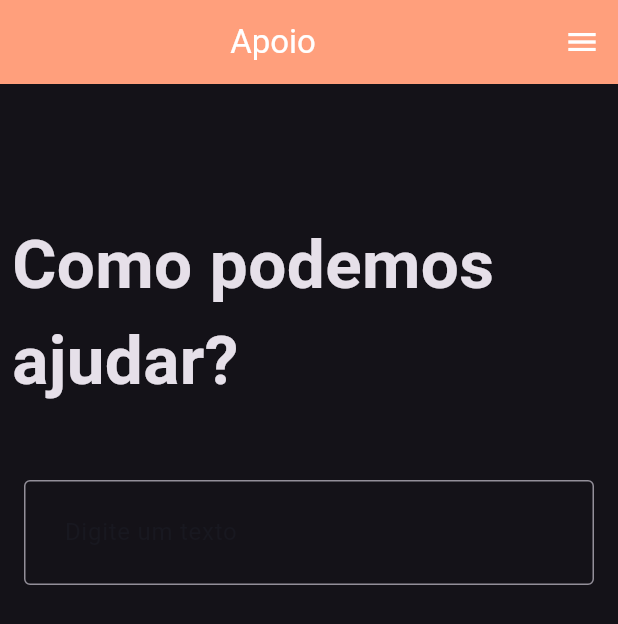
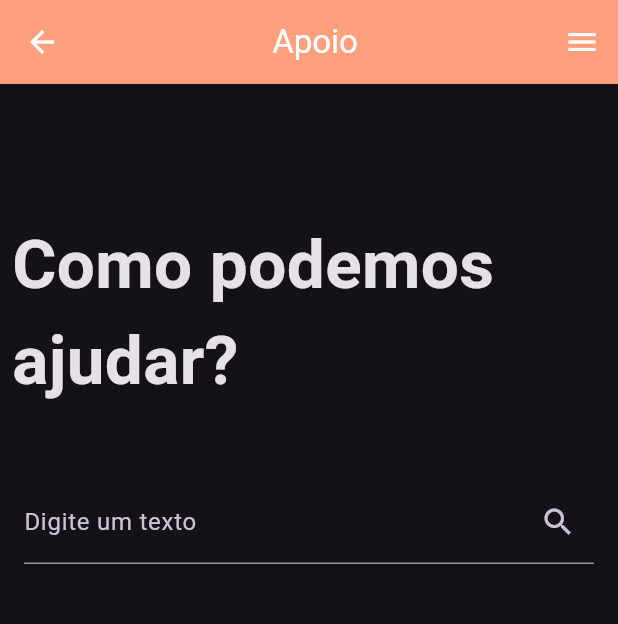
Before and after one commit to egaddini/ftchamados, a Flutter app: the HomeScreen screen opened by its route, on a phone screen of 412 x 824 dp. Shown: the top 624 px of the screen. Run offline on Flutter 3.47's test engine with Material 2 defaults, Android fonts, the phone set to English and light mode, and no system bars; drawn by our look-alikes of flutter_typeahead; our stand-ins replace dio, get, mask_text_input_formatter, shared_preferences; missing offline and left inert: blinking_text, validatorless; accounts and stored records are empty.

Commit message:
ajustes nos servicos de call,setor, prioridade

```diff
--- a/lib/app/features/pages/call/components/call_detail_page.dart
+++ b/lib/app/features/pages/call/components/call_detail_page.dart
@@ -37,7 +37,7 @@ class CallDetailPageState extends State<CallDetailPage> {
     _solicitanteC = TextEditingController(text: widget.call.solicitante.email);
     _statusC = TextEditingController(text: widget.call.status);
     _setorC = TextEditingController(text: widget.call.callType!.setor.nome);
-    _prioridadeC = TextEditingController(text: widget.call.callType!.prioridade);
+    _prioridadeC = TextEditingController(text: widget.call.callType!.prioridade.nome);
     _idC = TextEditingController(text: widget.call.id);
     _tituloC = TextEditingController(text: widget.call.callType!.titulo);
     _descSolicitC = TextEditingController(text: widget.call.descricao);
--- a/lib/app/features/pages/call/screen/new_call_screen.dart
+++ b/lib/app/features/pages/call/screen/new_call_screen.dart
@@ -65,7 +65,7 @@ class _NewCallScreenState extends State<NewCallScreen> {
                 Expanded(
                   child: TextField(
                     readOnly: true,
-                    controller: TextEditingController(text: _callType.prioridade),
+                    controller: TextEditingController(text: _callType.prioridade.nome),
                     decoration: const InputDecoration(
                       labelText: 'Prioridade',
                     ),
--- a/lib/app/features/pages/call_type/components/row_source.dart
+++ b/lib/app/features/pages/call_type/components/row_source.dart
@@ -35,7 +35,7 @@ DataRow recentFileDataRow(CallType call, BuildContext context) {
       DataCell(Text(call.setor.sigla)),
       DataCell(Text(call.setor.nome)),
       DataCell(Text(call.titulo)),
-      DataCell(Text(call.prioridade)),
+      DataCell(Text(call.prioridade.nome)),
       DataCell(Text(call.descricao)),
       DataCell(
         InkWell(
--- a/lib/app/features/pages/call_type/components/save_priority_dialog.dart
+++ b/lib/app/features/pages/call_type/components/save_priority_dialog.dart
@@ -58,7 +58,7 @@ class _SavePriorityState extends State<SavePriority> {
               decoration: const InputDecoration(
                 labelText: 'Nome',
               ),
-              validator: Validatorless.required('Setor Obrigatório'),
+              validator: Validatorless.required('Nome Obrigatório'),
             ),
             addVerticalSpace(10),
             TypeAheadField<String>(
@@ -91,10 +91,11 @@ class _SavePriorityState extends State<SavePriority> {
                   var formValid = _formKey.currentState?.validate() ?? false;
                   if (formValid) {
                     _setLoading();
-                    priRepo.register(PriorityModel(nome: _descricaoC.text, peso: int.parse(_pesoC.text))).then((_) {
+                    priRepo.register(PriorityModel(nome: _descricaoC.text.toUpperCase(), peso: int.parse(_pesoC.text))).then((_) {
                     Navigator.pop(context);
                     snackSucessRegister(context, 'Prioridade ${_descricaoC.text} registrado com sucesso!');
                     }).catchError((error) {
+                      Navigator.pop(context);
                       tratarErro(context, error);
                     });
                   }
--- a/lib/app/features/pages/call_type/components/setor.dart
+++ b/lib/app/features/pages/call_type/components/setor.dart
@@ -67,6 +67,7 @@ class _SaveSetorState extends State<SaveSetor> {
                   Navigator.pop(context);
                   snackSucessRegister(context, 'Setor ${_nomeC.text} registrado com sucesso!');
                   }).catchError((error) {
+                    Navigator.pop(context);
                     tratarErro(context, error);
                   });
                   }
--- a/lib/app/features/pages/call_type/screen/call_type_dashboard_screen.dart
+++ b/lib/app/features/pages/call_type/screen/call_type_dashboard_screen.dart
@@ -2,6 +2,7 @@ library call_type_dashboard;
 
 import 'package:chamados/app/constans/pallete.dart';
 import 'package:chamados/app/models/call_type.dart';
+import 'package:chamados/app/models/call_type_dto.dart';
 import 'package:chamados/app/models/priority.dart';
 import 'package:chamados/app/models/setor.dart';
 import 'package:chamados/app/utils/helpers/helper.dart';
--- a/lib/app/features/pages/menu/screens/home_screen.dart
+++ b/lib/app/features/pages/menu/screens/home_screen.dart
@@ -37,11 +37,9 @@ class _HomeScreenState extends State<HomeScreen>  {
   Widget build(BuildContext context) {
     return Scaffold(
       appBar: AppBar(
-        automaticallyImplyLeading: false,
         title: const Center(
           child: Text('Apoio'),
         ),
-        backgroundColor: Pallete.gradient3,
       ),
       endDrawer: const MenuDrawer(),
       body: SingleChildScrollView(
@@ -70,16 +68,7 @@ class _HomeScreenState extends State<HomeScreen>  {
                             textCapitalization: TextCapitalization.words,
                             decoration: const InputDecoration(
                               labelText: 'Digite um texto',
-                              contentPadding: EdgeInsets.all(23),
-                              border: OutlineInputBorder(),
-                              labelStyle: TextStyle(
-                                color: Pallete.backgroundColor
-                              ),
-                              focusedBorder: OutlineInputBorder(
-                                borderSide: BorderSide(
-                                  color: Pallete.gradient3,
-                                ),
-                              ),
+                              suffixIcon: Icon(Icons.search_outlined),
                             ),
                           ),
                           suggestionsCallback: (pattern) {
--- a/lib/app/models/call_type.dart
+++ b/lib/app/models/call_type.dart
@@ -1,6 +1,7 @@
 // ignore_for_file: public_member_api_docs, sort_constructors_first
 import 'dart:convert';
 
+import 'package:chamados/app/models/priority.dart';
 import 'package:chamados/app/models/setor.dart';
 
 class CallType {
@@ -8,7 +9,7 @@ class CallType {
   int? id;
   Setor setor;
   String titulo;
-  String prioridade;
+  PriorityModel prioridade;
   String descricao;
 
   CallType({
@@ -23,7 +24,7 @@ class CallType {
     int? id,
     Setor? setor,
     String? titulo,
-    String? prioridade,
+    PriorityModel? prioridade,
     String? descricao,
   }) {
     return CallType(
@@ -40,7 +41,7 @@ class CallType {
       'id': id,
       'setor': setor.toMap(),
       'titulo': titulo,
-      'prioridade': prioridade,
+      'prioridade': prioridade.toMap(),
       'descricao': descricao,
     };
   }
@@ -50,7 +51,7 @@ class CallType {
       id: map['id'] != null ? map['id'] as int : null,
       setor: Setor.fromMap(map['setor'] as Map<String,dynamic>),
       titulo: map['titulo'] as String,
-      prioridade: map['prioridade'] as String,
+      prioridade: PriorityModel.fromMap(map['prioridade'] as Map<String,dynamic>),
       descricao: map['descricao'] as String,
     );
   }
--- a/lib/app/models/priority.dart
+++ b/lib/app/models/priority.dart
@@ -1,21 +1,25 @@
 // ignore_for_file: public_member_api_docs, sort_constructors_first
 import 'dart:convert';
 
-
 class PriorityModel {
 
+  int? id;
   String nome;
   int peso;
+
   PriorityModel({
+    this.id,
     required this.nome,
     required this.peso,
   });
 
   PriorityModel copyWith({
+    int? id,
     String? nome,
     int? peso,
   }) {
     return PriorityModel(
+      id: id ?? this.id,
       nome: nome ?? this.nome,
       peso: peso ?? this.peso,
     );
@@ -23,6 +27,7 @@ class PriorityModel {
 
   Map<String, dynamic> toMap() {
     return <String, dynamic>{
+      'id': id,
       'nome': nome,
       'peso': peso,
     };
@@ -30,6 +35,7 @@ class PriorityModel {
 
   factory PriorityModel.fromMap(Map<String, dynamic> map) {
     return PriorityModel(
+      id: map['id'] != null ? map['id'] as int : null,
       nome: map['nome'] as String,
       peso: map['peso'] as int,
     );
@@ -40,17 +46,18 @@ class PriorityModel {
   factory PriorityModel.fromJson(String source) => PriorityModel.fromMap(json.decode(source) as Map<String, dynamic>);
 
   @override
-  String toString() => 'PriorityModel(nome: $nome, peso: $peso)';
+  String toString() => 'PriorityModel(id: $id, nome: $nome, peso: $peso)';
 
   @override
   bool operator ==(covariant PriorityModel other) {
     if (identical(this, other)) return true;
 
     return
+      other.id == id &&
       other.nome == nome &&
       other.peso == peso;
   }
 
   @override
-  int get hashCode => nome.hashCode ^ peso.hashCode;
+  int get hashCode => id.hashCode ^ nome.hashCode ^ peso.hashCode;
 }
--- a/lib/app/utils/helpers/helper.dart
+++ b/lib/app/utils/helpers/helper.dart
@@ -179,7 +179,7 @@ Widget buildLoadingIndicator() {
 }
 
 void snackSucessRegister(BuildContext context, String message) {
-    final snackBar = SnackBar(
+  final snackBar = SnackBar(
     content: const Text('Registrado com Sucesso!'),
     behavior: SnackBarBehavior.floating,
     action: SnackBarAction(
--- a/lib/app/utils/repositories/call_type/call_type_repository.dart
+++ b/lib/app/utils/repositories/call_type/call_type_repository.dart
@@ -1,7 +1,7 @@
-import 'package:chamados/app/models/call_type.dart';
+import 'package:chamados/app/models/call_type_dto.dart';
 
 abstract class CallTypeRepository {
 
-  Future<String> register(CallType call);
+  Future<String> register(CallTypeDTO call);
 
 }
--- a/lib/app/utils/repositories/call_type/call_type_repository_impl.dart
+++ b/lib/app/utils/repositories/call_type/call_type_repository_impl.dart
@@ -1,6 +1,6 @@
 import 'dart:convert';
 
-import 'package:chamados/app/models/call_type.dart';
+import 'package:chamados/app/models/call_type_dto.dart';
 import 'package:chamados/app/models/error_dto.dart';
 import 'package:chamados/app/models/rest_exception.dart';
 import 'package:chamados/app/utils/helpers/helper.dart';
@@ -10,10 +10,10 @@ import 'package:dio/dio.dart';
 
 class CallTypeRepositoryImpl implements CallTypeRepository {
 
-  final String _basePath = "http://localhost:9090/api/v1/auth";
+  final String _basePath = "http://localhost:9090/api/v1/call-type";
 
   @override
-  Future<String> register(CallType call) async {
+  Future<String> register(CallTypeDTO call) async {
     String message;
     final result = await Dio().post(
       _basePath,
--- a/lib/app/utils/repositories/priority/priority_repository.dart
+++ b/lib/app/utils/repositories/priority/priority_repository.dart
@@ -4,7 +4,7 @@ abstract class PriorityRepository {
 
   Future<String> register(PriorityModel priority);
 
-  Future<List<PriorityModel>> getSetorList({String? query});
+  Future<List<PriorityModel>> getPriorityList({String? query});
 
   Future<String> delete(int id);
 
--- a/lib/app/utils/repositories/priority/priority_repository_impl.dart
+++ b/lib/app/utils/repositories/priority/priority_repository_impl.dart
@@ -30,7 +30,7 @@ class PriorityRepositoryImpl implements PriorityRepository {
   }
 
   @override
-  Future<List<PriorityModel>> getSetorList({String? query}) async {
+  Future<List<PriorityModel>> getPriorityList({String? query}) async {
     List<PriorityModel> results = [];
 
     final response = await Dio().get(
```
Also changed, not shown: lib/app/features/pages/call_type/components/save_call_type_dialog.dart (+19 -32 lines), lib/app/models/call_type_dto.dart (added, +78 -0 lines).
